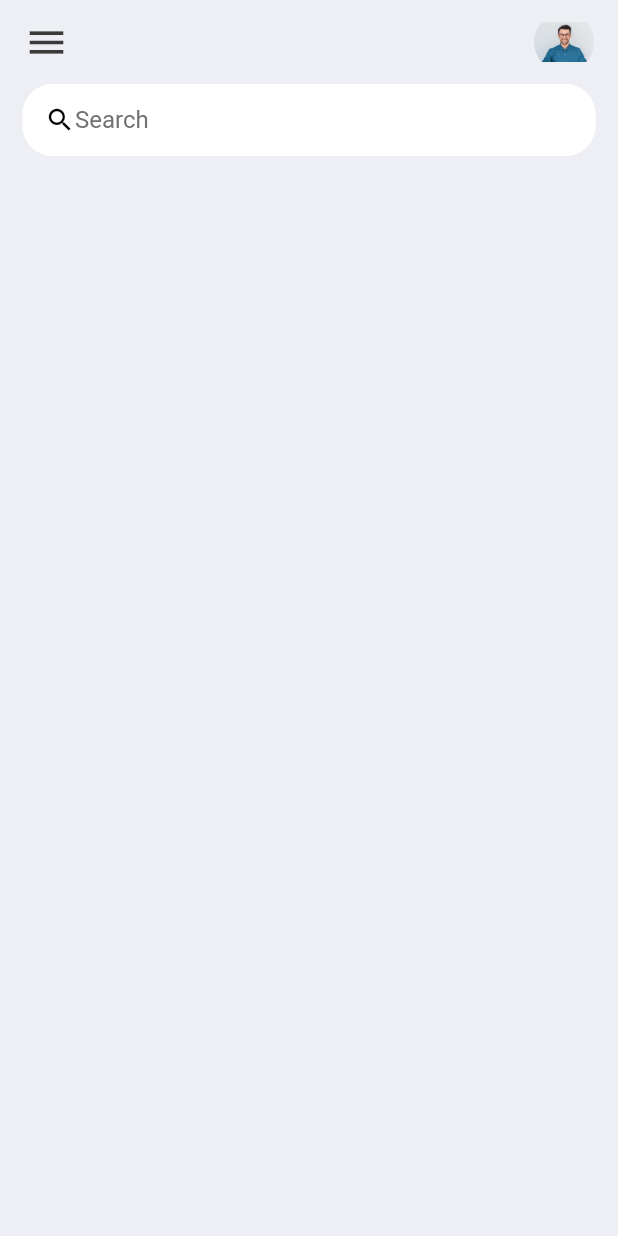
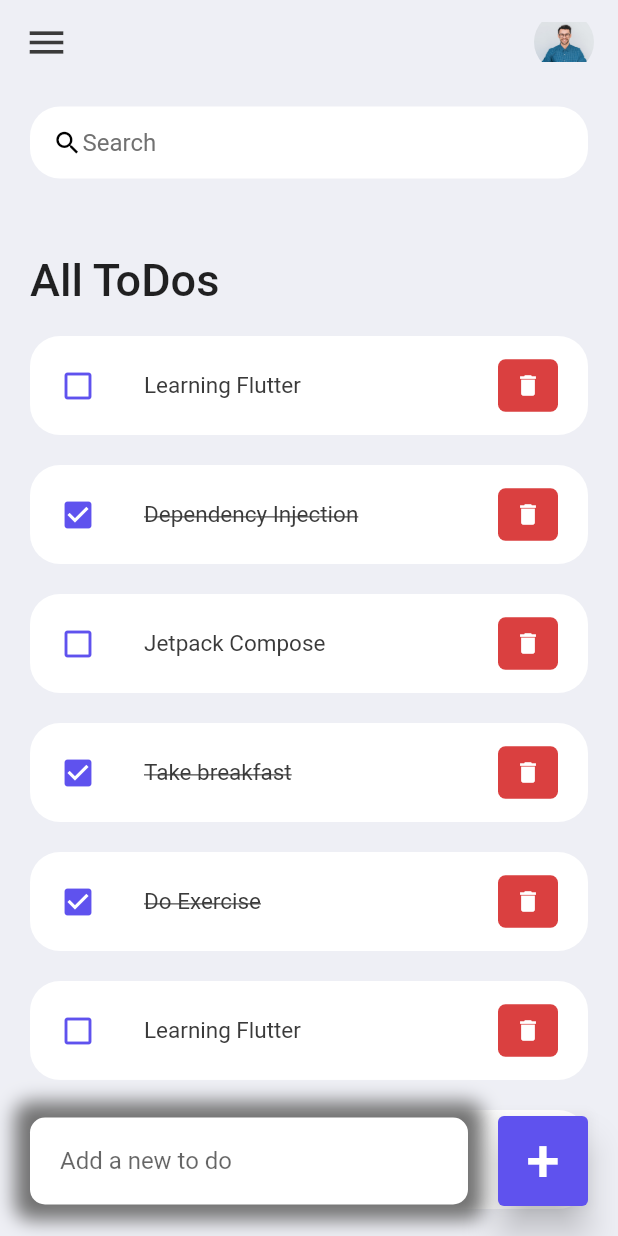
Before and after one commit to ahelmoselhy/test_flutter, a Flutter app: the screen it shows after launch, on a phone screen of 412 x 824 dp. Run offline on Flutter 3.47's test engine with Material 2 defaults, Android fonts, the phone set to English and light mode, and no system bars.

Commit message:
To Do App

```diff
--- a/lib/main.dart
+++ b/lib/main.dart
@@ -12,7 +12,8 @@ class MyApp extends StatelessWidget {
   // This widget is the root of your application.
   @override
   Widget build(BuildContext context) {
-    SystemChrome.setSystemUIOverlayStyle(const SystemUiOverlayStyle(statusBarColor: Colors.transparent));
+    SystemChrome.setSystemUIOverlayStyle(
+        const SystemUiOverlayStyle(statusBarColor: Colors.transparent));
     return MaterialApp(
       debugShowCheckedModeBanner: false,
       title: 'Flutter Demo',
@@ -28,7 +29,7 @@ class MyApp extends StatelessWidget {
         // is not restarted.
         primarySwatch: Colors.blue,
       ),
-      home: const Home(),
+      home: Home(),
     );
   }
 }
--- /dev/null
+++ b/lib/model/todo.dart
@@ -0,0 +1,22 @@
+class ToDo {
+  String? id;
+  String? todoText;
+  bool isDone;
+
+  ToDo({required this.id, required this.todoText, this.isDone = false});
+
+  static List<ToDo> todoList() {
+    return [
+      ToDo(id: '1', todoText: 'Learning Flutter'),
+      ToDo(id: '2', todoText: 'Dependency Injection', isDone: true),
+      ToDo(id: '3', todoText: 'Jetpack Compose'),
+      ToDo(id: '4', todoText: "Take breakfast", isDone: true),
+      ToDo(id: '5', todoText: "Do Exercise", isDone: true),
+      ToDo(id: '6', todoText: 'Learning Flutter'),
+      ToDo(id: '7', todoText: 'Dependency Injection', isDone: true),
+      ToDo(id: '8', todoText: 'Jetpack Compose'),
+      ToDo(id: '9', todoText: "Take breakfast", isDone: true),
+      ToDo(id: '10', todoText: "Do Exercise", isDone: true),
+    ];
+  }
+}
--- a/lib/screens/home.dart
+++ b/lib/screens/home.dart
@@ -1,8 +1,25 @@
 import 'package:flutter/material.dart';
-import 'package:test_flutter/colors/color.dart';
+import 'package:test_flutter/model/todo.dart';
+import 'package:test_flutter/widgets/todo_item.dart';
+import '../colors/color.dart';
 
-class Home extends StatelessWidget {
-  const Home({super.key});
+class Home extends StatefulWidget {
+  Home({super.key});
+
+  @override
+  State<Home> createState() => _HomeState();
+}
+
+class _HomeState extends State<Home> {
+  final todoList = ToDo.todoList();
+  List<ToDo> filteredList = [];
+  final _textController = TextEditingController();
+
+  @override
+  void initState() {
+    super.initState();
+    filteredList = todoList;
+  }
 
   @override
   Widget build(BuildContext context) {
@@ -13,23 +30,136 @@ class Home extends StatelessWidget {
     );
   }
 
+  void _handleTodoChange(ToDo toDo) {
+    setState(() {
+      toDo.isDone = !toDo.isDone;
+    });
+  }
+
+  void _addNewToDo(String toDoText) {
+    setState(() {
+      todoList.add(ToDo(
+          id: DateTime.now().millisecondsSinceEpoch.toString(),
+          todoText: toDoText));
+    });
+    _textController.clear();
+  }
+
+  void _handleTodoDelete(String toDoId) {
+    setState(() {
+      todoList.removeWhere((todoItem) => todoItem.id == toDoId);
+    });
+  }
+
+  void _handleSearch(String searchKey) {
+    List<ToDo> results = [];
+    if (searchKey.isEmpty) {
+      results = todoList;
+    } else {
+      results = todoList
+          .where((todo) =>
+              todo.todoText!.toLowerCase().contains(searchKey.toLowerCase()))
+          .toList();
+    }
+    setState(() {
+      filteredList = results;
+    });
+  }
+
   Widget _buildBody() {
-    return Container(
-      padding: EdgeInsets.symmetric(horizontal: 15),
+    return Stack(
+      children: [
+        Container(
+          padding: const EdgeInsets.symmetric(horizontal: 20, vertical: 15),
           child: Column(
-        children: [SearchInput()],
+            children: [
+              SearchInput(),
+              Expanded(
+                child: ListView(
+                  children: [
+                    Container(
+                      margin: const EdgeInsets.only(top: 50, bottom: 20),
+                      child: const Text(
+                        'All ToDos',
+                        style: TextStyle(
+                            fontWeight: FontWeight.w500, fontSize: 30),
                       ),
+                    ),
+                    for (ToDo toDo in filteredList)
+                      ToDoItem(
+                        toDo: toDo,
+                        onToDoChanged: _handleTodoChange,
+                        onToDoDeleted: _handleTodoDelete,
+                      ),
+                  ],
+                ),
+              )
+            ],
+          ),
+        ),
+        Align(
+          alignment: Alignment.bottomCenter,
+          child: Row(
+            children: [
+              Expanded(
+                child: Container(
+                  padding:
+                      const EdgeInsets.symmetric(horizontal: 20, vertical: 5),
+                  margin:
+                      const EdgeInsets.only(right: 20, left: 20, bottom: 20),
+                  decoration: BoxDecoration(
+                    color: Colors.white,
+                    boxShadow: const [
+                      BoxShadow(
+                          color: grey,
+                          offset: Offset(0.0, 0.0),
+                          blurRadius: 10.0,
+                          spreadRadius: 10.0),
+                    ],
+                    borderRadius: BorderRadius.circular(10),
+                  ),
+                  child: TextField(
+                    controller: _textController,
+                    decoration: const InputDecoration(
+                        hintText: "Add a new to do", border: InputBorder.none),
+                  ),
+                ),
+              ),
+              Container(
+                margin: const EdgeInsets.only(bottom: 20, right: 20),
+                child: ElevatedButton(
+                  onPressed: () {
+                    _addNewToDo(_textController.text);
+                  },
+                  style: ElevatedButton.styleFrom(
+                      backgroundColor: blue,
+                      minimumSize: const Size(60, 60),
+                      elevation: 10),
+                  child: const Text(
+                    '+',
+                    style: TextStyle(fontSize: 40),
+                  ),
+                ),
+              )
+            ],
+          ),
+        )
+      ],
     );
   }
 
   Widget SearchInput() {
     return Container(
-      padding: EdgeInsets.symmetric(horizontal: 15),
+      alignment: Alignment.center,
+      padding: const EdgeInsets.symmetric(horizontal: 15),
       decoration: BoxDecoration(
           color: Colors.white, borderRadius: BorderRadius.circular(20)),
-      child: const TextField(
-        decoration: InputDecoration(
-            contentPadding: EdgeInsets.all(0),
+      child: TextField(
+        onChanged: (value) {
+          _handleSearch(value);
+        },
+        decoration: const InputDecoration(
+          contentPadding: EdgeInsets.all(10),
           prefixIcon: Icon(
             Icons.search,
             color: Colors.black,
@@ -38,7 +168,8 @@ class Home extends StatelessWidget {
           prefixIconConstraints: BoxConstraints(maxHeight: 20, maxWidth: 25),
           border: InputBorder.none,
           hintText: "Search",
-            hintStyle: TextStyle(color: grey)),
+          hintStyle: TextStyle(color: grey),
+        ),
       ),
     );
   }
--- /dev/null
+++ b/lib/widgets/todo_item.dart
@@ -0,0 +1,60 @@
+import 'package:flutter/material.dart';
+import 'package:test_flutter/colors/color.dart';
+import 'package:test_flutter/model/todo.dart';
+
+class ToDoItem extends StatelessWidget {
+  final ToDo toDo;
+  final onToDoChanged;
+  final onToDoDeleted;
+
+  const ToDoItem(
+      {super.key,
+      required this.toDo,
+      required this.onToDoChanged,
+      required this.onToDoDeleted});
+
+  @override
+  Widget build(BuildContext context) {
+    return Container(
+      margin: const EdgeInsets.only(bottom: 20),
+      child: ListTile(
+        onTap: () {
+          onToDoChanged(toDo);
+          print('clicked on to do item');
+        },
+        shape: RoundedRectangleBorder(borderRadius: BorderRadius.circular(20)),
+        tileColor: Colors.white,
+        contentPadding: const EdgeInsets.symmetric(horizontal: 20, vertical: 5),
+        leading: Icon(
+          toDo.isDone ? Icons.check_box : Icons.check_box_outline_blank,
+          color: blue,
+        ),
+        title: Text(
+          toDo.todoText!,
+          style: TextStyle(
+            fontSize: 15,
+            color: black,
+            decoration: toDo.isDone ? TextDecoration.lineThrough : null,
+          ),
+        ),
+        trailing: Container(
+          padding: const EdgeInsets.all(0),
+          height: 35,
+          width: 40,
+          decoration: BoxDecoration(
+            color: red,
+            borderRadius: BorderRadius.circular(5),
+          ),
+          child: IconButton(
+            icon: const Icon(Icons.delete),
+            iconSize: 18,
+            color: Colors.white,
+            onPressed: () {
+              onToDoDeleted(toDo.id);
+            },
+          ),
+        ),
+      ),
+    );
+  }
+}
```
Lines whose indentation alone changed are shown as unchanged.
